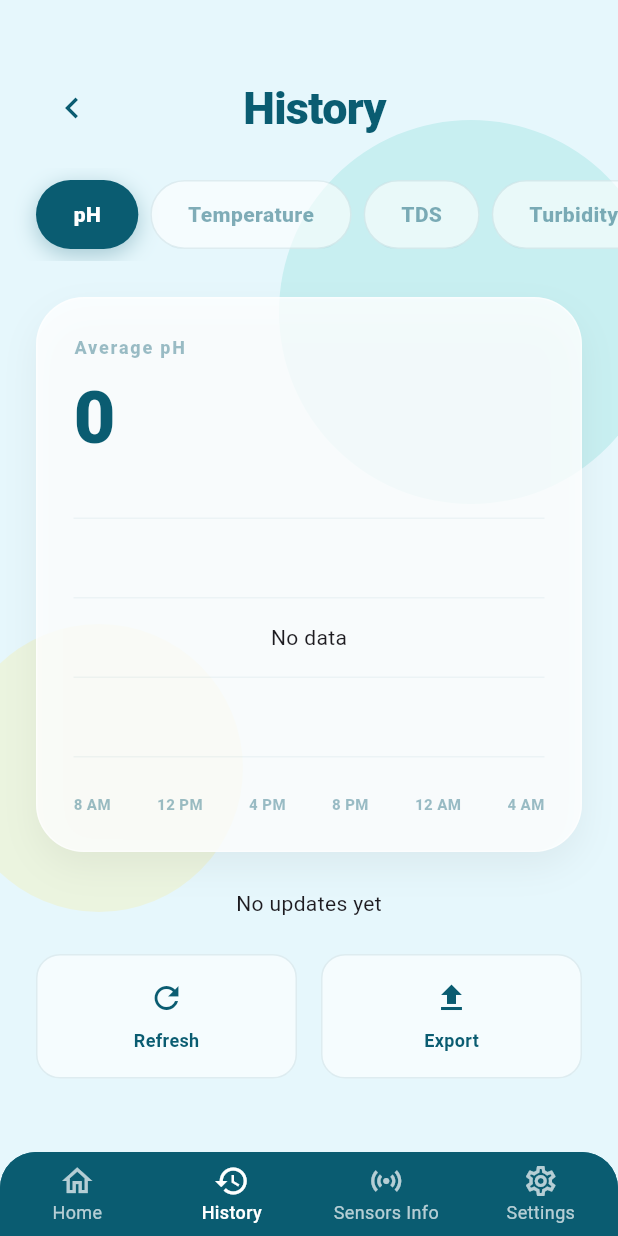
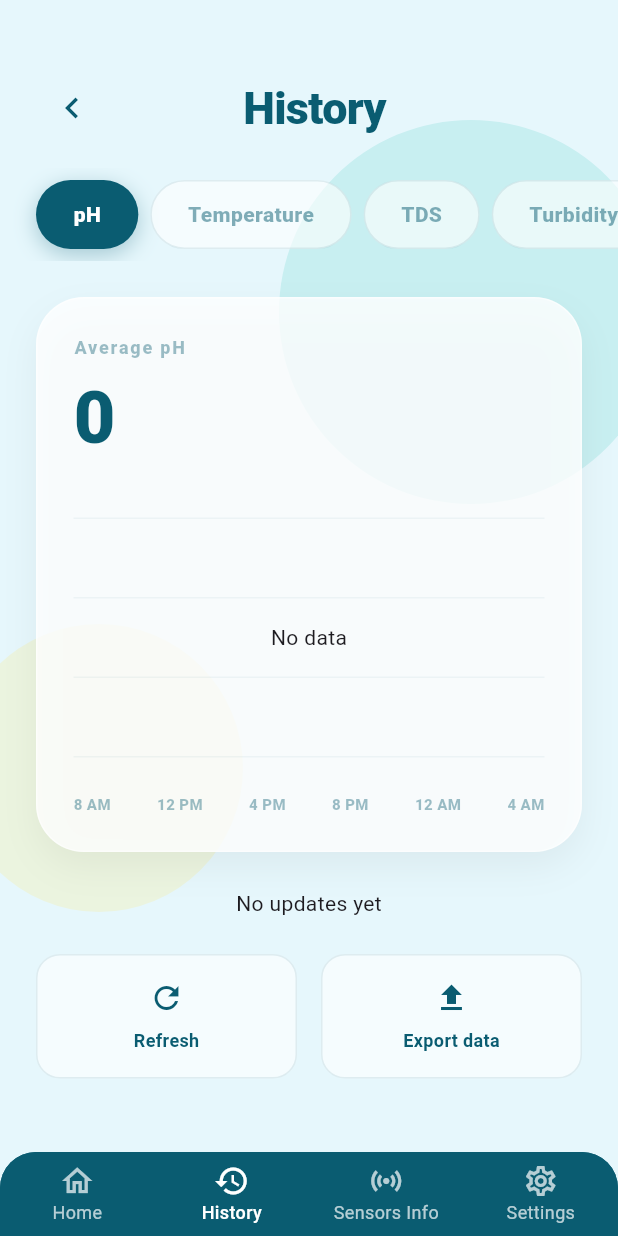
Before and after one commit to iiAbdoGR/waterdrop, a Flutter app: the HistoryScreen screen opened by its route, on a phone screen of 412 x 824 dp. Run offline on Flutter 3.47's test engine with Material 3 defaults, Android fonts, the phone set to English and light mode, and no system bars; our stand-ins replace cloud_firestore, firebase_auth, firebase_core, fl_chart, google_sign_in, permission_handler and 2 more; missing offline and left inert: app_settings, network_info_plus, wifi_scan; accounts and stored records are empty; Roboto replaces fonts that are missing (Georgia).

Commit message:
update project

```diff
--- a/lib/history_screen.dart
+++ b/lib/history_screen.dart
@@ -31,6 +31,21 @@ Stream<List<Map<String, dynamic>>> getHistory() {
 class _HistoryScreenState extends State<HistoryScreen> {
   String _selectedTab = 'pH';
   final GlobalKey chartKey = GlobalKey();
+  String _getStatus(Map<String, dynamic> data) {
+    double ph = (data['ph'] ?? 0).toDouble();
+    double tds = (data['tds'] ?? 0).toDouble();
+    double turbidity = (data['turbidity'] ?? 0).toDouble();
+
+    if (turbidity > 10 || tds > 1000 || ph < 6 || ph > 9) {
+      return "Dangerous";
+    }
+
+    if (ph >= 6.5 && ph <= 8.5 && tds < 500 && turbidity < 5) {
+      return "SAFE";
+    }
+
+    return "Caution";
+  }
 
   @override
   Widget build(BuildContext context) {
@@ -727,7 +742,7 @@ class _HistoryScreenState extends State<HistoryScreen> {
                               child: InkWell(
                                 borderRadius: BorderRadius.circular(16),
                                 onTap: () async {
-                                  await exportChartAsPDF(chartKey);
+                                  await exportData();
                                 },
                                 child: Container(
                                   padding: const EdgeInsets.all(16),
@@ -748,7 +763,7 @@ class _HistoryScreenState extends State<HistoryScreen> {
                                       ),
                                       SizedBox(height: 8),
                                       Text(
-                                        'Export',
+                                        'Export data',
                                         style: TextStyle(
                                           fontSize: 12,
                                           fontWeight: FontWeight.bold,
@@ -762,6 +777,49 @@ class _HistoryScreenState extends State<HistoryScreen> {
                             ),
                           ],
                         ),
+                        const SizedBox(height: 16),
+
+                        if (FirebaseAuth.instance.currentUser?.email ==
+                            "iiabdogr@gmail.com")
+                          Center(
+                            child: InkWell(
+                              borderRadius: BorderRadius.circular(16),
+                              onTap: () async {
+                                await exportAllDataForML();
+                              },
+                              child: Container(
+                                width: 160,
+                                padding: const EdgeInsets.all(16),
+                                decoration: BoxDecoration(
+                                  color: Colors.white.withValues(alpha: 0.6),
+                                  borderRadius: BorderRadius.circular(16),
+                                  border: Border.all(
+                                    color: const Color(
+                                      0xFF0A5C71,
+                                    ).withValues(alpha: 0.1),
+                                  ),
+                                ),
+                                child: const Column(
+                                  children: [
+                                    Icon(
+                                      Icons.admin_panel_settings,
+                                      color: Color(0xFF0A5C71),
+                                    ),
+                                    SizedBox(height: 8),
+                                    Text(
+                                      'Admin Export',
+                                      style: TextStyle(
+                                        fontSize: 12,
+                                        fontWeight: FontWeight.bold,
+                                        color: Color(0xFF0A5C71),
+                                      ),
+                                    ),
+                                  ],
+                                ),
+                              ),
+                            ),
+                          ),
+
                         const SizedBox(height: 100), // padding for bottom nav
                       ],
                     ),
--- a/lib/home_screen.dart
+++ b/lib/home_screen.dart
@@ -612,10 +612,13 @@ class _HomeScreenState extends State<HomeScreen> with WidgetsBindingObserver {
         s.contains('excellent') ||
         s.contains('good') ||
         s.contains('normal') ||
+        s.contains('clear') ||
         s.contains('very clear')) {
       statusColor = Colors.green;
     } else if (s.contains('moderate') ||
         s.contains('slightly') ||
+        s.contains('warm') ||
+        s.contains('poor') ||
         s.contains('cloudy')) {
       statusColor = Colors.orange;
     } else {
--- a/lib/utils/export.dart
+++ b/lib/utils/export.dart
@@ -1,11 +1,47 @@
-import 'dart:ui' as ui;
-import 'dart:typed_data';
 import 'package:cloud_firestore/cloud_firestore.dart';
 import 'package:firebase_auth/firebase_auth.dart';
-import 'package:flutter/material.dart';
-import 'package:flutter/rendering.dart';
-import 'package:pdf/widgets.dart' as pw;
-import 'package:printing/printing.dart';
+import 'dart:io';
+import 'package:path_provider/path_provider.dart';
+import 'package:share_plus/share_plus.dart';
+
+// 🔥 مهم: استورد الموديل بتاعك
+import 'package:waterdrop/utils/water_quality.dart';
+
+Future<void> exportAllDataForML() async {
+  final snapshot = await FirebaseFirestore.instance
+      .collectionGroup('readings')
+      .get();
+
+  String csv = "ph,temp,tds,turbidity,label\n";
+
+  for (var doc in snapshot.docs) {
+    final data = doc.data();
+
+    final result = WaterQualityModel.predict(
+      ph: (data['ph'] ?? 0).toDouble(),
+      tds: (data['tds'] ?? 0).toDouble(),
+      temperature: (data['temp'] ?? 0).toDouble(),
+      turbidity: (data['turbidity'] ?? 0).toDouble(),
+    );
+
+    int label = result['potable'] == true ? 1 : 0;
+
+    csv +=
+        "${data['ph']},"
+        "${data['temp']},"
+        "${data['tds']},"
+        "${data['turbidity']},"
+        "$label\n";
+  }
+
+  final directory = await getTemporaryDirectory();
+  final path = "${directory.path}/ml_dataset.csv";
+
+  final file = File(path);
+  await file.writeAsString(csv);
+
+  await Share.shareXFiles([XFile(path)], text: "ML Dataset");
+}
 
 Future<void> exportData() async {
   final user = FirebaseAuth.instance.currentUser;
@@ -17,43 +53,39 @@ Future<void> exportData() async {
       .collection('readings')
       .get();
 
-  // ignore: unused_local_variable
-  String csv = "ph,temp,tds,turbidity,timestamp\n";
+  // 🔥 ضفنا label
+  String csv = "ph,temp,tds,turbidity,label,timestamp\n";
 
   for (var doc in snapshot.docs) {
     final data = doc.data();
+
+    // 🔥 استخدم الموديل
+    final result = WaterQualityModel.predict(
+      ph: (data['ph'] ?? 0).toDouble(),
+      tds: (data['tds'] ?? 0).toDouble(),
+      temperature: (data['temp'] ?? 0).toDouble(),
+      turbidity: (data['turbidity'] ?? 0).toDouble(),
+    );
+
+    // 🔥 تحويل لـ 1 أو 0
+    int label = result['potable'] == true ? 1 : 0;
 
     csv +=
         "${data['ph']},"
         "${data['temp']},"
         "${data['tds']},"
         "${data['turbidity']},"
+        "$label,"
         "${data['timestamp']}\n";
   }
+
+  // 🔥 حفظ الملف
+  final directory = await getTemporaryDirectory();
+  final path = "${directory.path}/water_data.csv";
+
+  final file = File(path);
+  await file.writeAsString(csv);
+
+  // 🔥 مشاركة / تحميل
+  await Share.shareXFiles([XFile(path)], text: "Water Data Report");
 }
-
-Future<void> exportChartAsPDF(GlobalKey chartKey) async {
-  RenderRepaintBoundary boundary =
-      chartKey.currentContext!.findRenderObject() as RenderRepaintBoundary;
-
-  ui.Image image = await boundary.toImage(pixelRatio: 3.0);
-  ByteData? byteData = await image.toByteData(format: ui.ImageByteFormat.png);
-
-  Uint8List pngBytes = byteData!.buffer.asUint8List();
-
-  final pdf = pw.Document();
-
-  pdf.addPage(
-    pw.Page(
-      build: (context) => pw.Column(
-        children: [
-          pw.Text("Water Report"),
-          pw.SizedBox(height: 20),
-          pw.Image(pw.MemoryImage(pngBytes)),
-        ],
-      ),
-    ),
-  );
-
-  await Printing.layoutPdf(onLayout: (format) async => pdf.save());
-}
--- a/pubspec.yaml
+++ b/pubspec.yaml
@@ -53,6 +53,7 @@ dependencies:
   wifi_scan: ^0.4.1+2
   connectivity_plus: ^6.0.3
   url_launcher: ^6.2.5
+  share_plus: ^13.1.0
 
 dev_dependencies:
   flutter_test:
```
Also changed, not shown: pubspec.lock, 3 other files.
